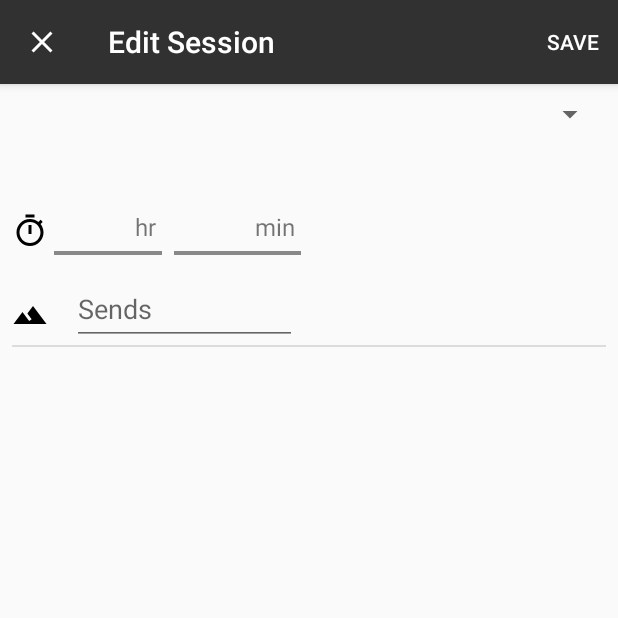
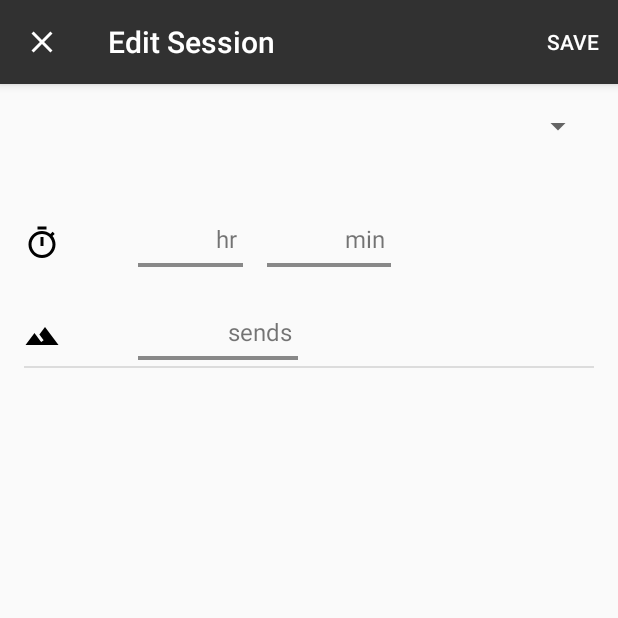
Before and after one commit to PeterMitrano/Climb, an Android app: the EditSessionActivity screen opened directly, with no data from a screen before it, on a phone screen of 412 x 824 dp, the top half of it. Run offline under Robolectric (Android 15) with nearby library versions, the phone set to English and light mode, and no system bars.

Commit message:
make layout spacing consistent

```diff
--- a/climb/app/src/main/res/layout/activity_edit_session.xml
+++ b/climb/app/src/main/res/layout/activity_edit_session.xml
@@ -10,7 +10,7 @@
     android:id="@+id/details_layout"
     android:layout_width="0dp"
     android:layout_height="0dp"
-    android:layout_margin="8dp"
+    android:layout_margin="16dp"
     android:orientation="vertical"
     app:layout_constraintBottom_toBottomOf="parent"
     app:layout_constraintLeft_toLeftOf="parent"
@@ -63,18 +63,20 @@
       <com.peter.climb.Views.RightAlignedHintEdit
         android:id="@+id/hours_edit"
         android:layout_width="wrap_content"
-        android:layout_height="wrap_content"
+        android:layout_marginStart="48dp"
+        android:layout_height="match_parent"
         android:padding="4dp"
         android:hint="@string/hr"
-        app:editWidth="50dp" />
+        app:editWidth="48dp" />
 
       <com.peter.climb.Views.RightAlignedHintEdit
         android:id="@+id/minutes_edit"
         android:layout_width="wrap_content"
         android:layout_height="wrap_content"
+        android:layout_marginStart="8dp"
         android:padding="4dp"
         android:hint="@string/min"
-        app:editWidth="50dp" />
+        app:editWidth="48dp" />
 
     </LinearLayout>
 
@@ -92,22 +94,14 @@
         android:layout_gravity="bottom"
         android:background="@drawable/ic_terrain_black_24dp" />
 
-
-      <android.support.design.widget.TextInputLayout
-        android:id="@+id/sends_input_layout"
-        android:layout_width="match_parent"
+      <com.peter.climb.Views.RightAlignedHintEdit
+        android:id="@+id/sends_edit"
+        android:layout_width="wrap_content"
         android:layout_height="wrap_content"
-        android:layout_marginStart="16dp">
-
-        <EditText
-          android:id="@+id/sends_edit"
-          android:layout_width="150dp"
-          android:layout_height="wrap_content"
-          android:hint="@string/sends_label"
-          android:inputType="number"
-          android:maxLines="1" />
-
-      </android.support.design.widget.TextInputLayout>
+        android:layout_marginStart="48dp"
+        android:padding="4dp"
+        android:hint="@string/sends"
+        app:editWidth="56dp" />
 
     </LinearLayout>
 
--- a/climb/app/src/main/res/values/strings.xml
+++ b/climb/app/src/main/res/values/strings.xml
@@ -52,4 +52,5 @@
   <string name="active_time_icon_description">Active Time Icon</string>
   <string name="hr">hr</string>
   <string name="min">min</string>
+  <string name="sends">sends</string>
 </resources>
```
